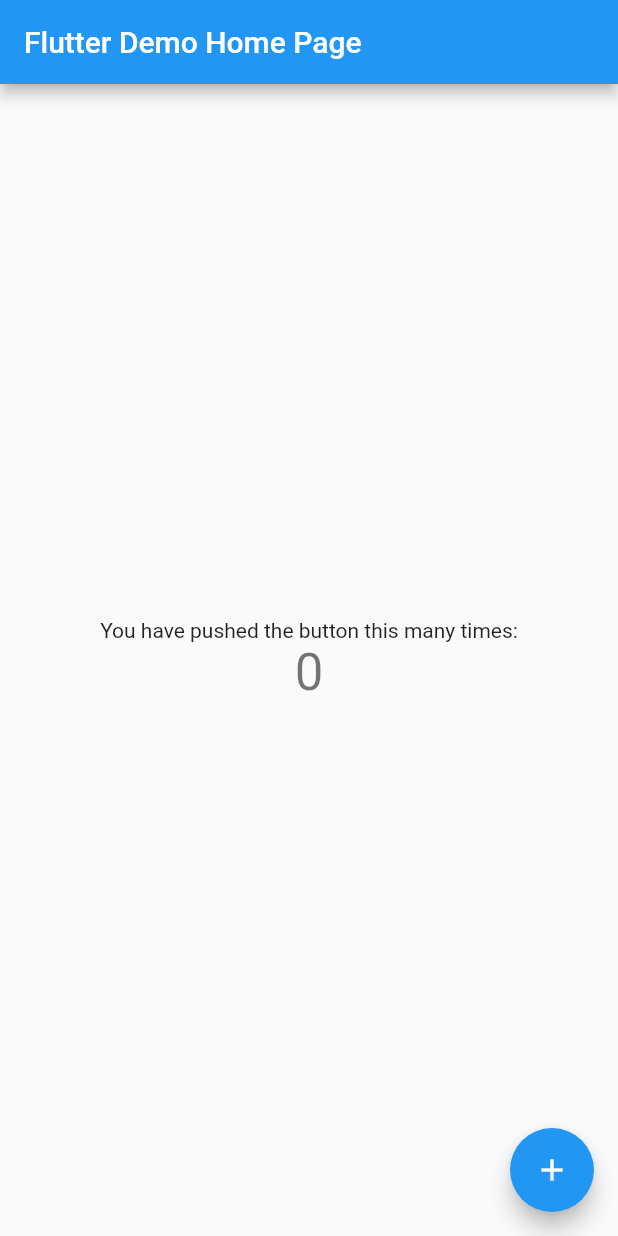
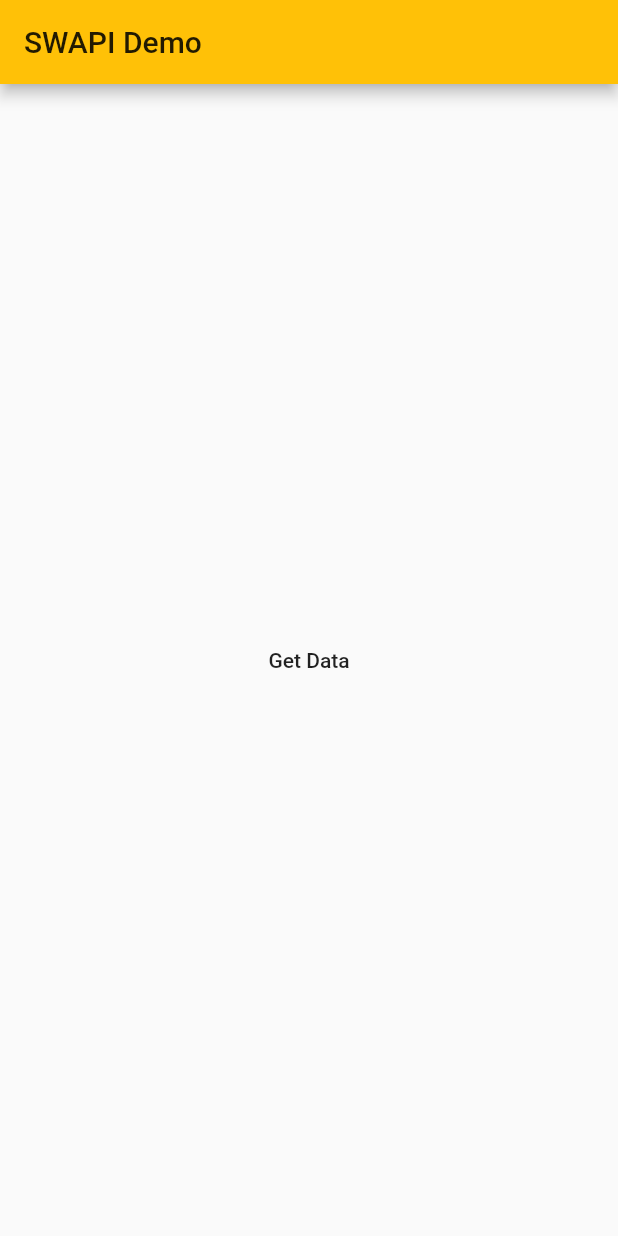
Before and after one commit to andvarp/flutter_swapi_sample, a Flutter app: the screen it shows after launch, on a phone screen of 412 x 824 dp. Run offline on Flutter 3.47's test engine with Material 2 defaults, Android fonts, the phone set to English and light mode, and no system bars; our stand-ins replace get_it.

Commit message:
Adding service Get data after pressing button

```diff
--- /dev/null
+++ b/lib/core/models/api_categories.dart
@@ -0,0 +1,17 @@
+class ApiCategories {
+  Map<String, dynamic> categoriesMap = {};
+
+  ApiCategories({this.categoriesMap});
+
+  ApiCategories.fromJson(Map<String, dynamic> json) {
+    categoriesMap = json;
+  }
+
+  Map<String, dynamic> toJson() {
+    return categoriesMap;
+  }
+
+  bool get hasData {
+    return (categoriesMap?.length ?? 0) > 0;
+  }
+}
--- /dev/null
+++ b/lib/core/services/swapi.dart
@@ -0,0 +1,13 @@
+import 'dart:convert';
+import 'package:flutter_swapi_sample/core/models/api_categories.dart';
+import 'package:http/http.dart' as http;
+
+class Swapi {
+  static const endpoint = 'https://swapi.co/api/';
+  var client = new http.Client();
+
+  Future<ApiCategories> getApiCategory() async {
+    var response = await client.get(endpoint);
+    return ApiCategories.fromJson(json.decode(response.body));
+  }
+}
--- /dev/null
+++ b/lib/core/services/swapi_service.dart
@@ -0,0 +1,15 @@
+import 'package:flutter_swapi_sample/core/models/api_categories.dart';
+import 'package:flutter_swapi_sample/locator.dart';
+import 'package:flutter_swapi_sample/core/services/swapi.dart';
+
+class SwapiService {
+  Swapi _swapi = locator<Swapi>();
+
+  ApiCategories _apiCategories;
+  ApiCategories get apiCategories => _apiCategories;
+
+  Future<bool> getData() async {
+    _apiCategories = await _swapi.getApiCategory();
+    return _apiCategories.hasData;
+  }
+}
--- /dev/null
+++ b/lib/core/viewmodels/home_model.dart
@@ -0,0 +1,27 @@
+import 'package:flutter/foundation.dart';
+import 'package:flutter_swapi_sample/core/models/api_categories.dart';
+import 'package:flutter_swapi_sample/core/services/swapi_service.dart';
+import 'package:flutter_swapi_sample/locator.dart';
+
+enum ViewState { Idle, Busy }
+
+class HomeModel extends ChangeNotifier {
+  final SwapiService _swapiService = locator<SwapiService>();
+
+  ViewState _state = ViewState.Idle;
+  ViewState get state => _state;
+
+  ApiCategories get apiCategories => _swapiService.apiCategories;
+
+  void setState(ViewState viewState) {
+    _state = viewState;
+    notifyListeners();
+  }
+
+  Future<bool> getData() async {
+    setState(ViewState.Busy);
+    var success = await _swapiService.getData();
+    setState(ViewState.Idle);
+    return success;
+  }
+}
--- /dev/null
+++ b/lib/locator.dart
@@ -0,0 +1,13 @@
+import 'package:flutter_swapi_sample/core/services/swapi.dart';
+import 'package:flutter_swapi_sample/core/services/swapi_service.dart';
+import 'package:get_it/get_it.dart';
+import 'package:flutter_swapi_sample/core/viewmodels/home_model.dart';
+
+GetIt locator = GetIt.instance;
+
+void setupLocator() {
+  locator.registerLazySingleton(() => SwapiService());
+  locator.registerLazySingleton(() => Swapi());
+
+  locator.registerLazySingleton(() => HomeModel());
+}
--- a/lib/main.dart
+++ b/lib/main.dart
@@ -1,111 +1,20 @@
 import 'package:flutter/material.dart';
+import 'package:flutter_swapi_sample/ui/router.dart';
+import 'package:flutter_swapi_sample/locator.dart';
 
-void main() => runApp(MyApp());
+void main() {
+  setupLocator();
+  runApp(MyApp());
+}
 
 class MyApp extends StatelessWidget {
-  // This widget is the root of your application.
   @override
   Widget build(BuildContext context) {
     return MaterialApp(
-      title: 'Flutter Demo',
-      theme: ThemeData(
-        // This is the theme of your application.
-        //
-        // Try running your application with "flutter run". You'll see the
-        // application has a blue toolbar. Then, without quitting the app, try
-        // changing the primarySwatch below to Colors.green and then invoke
-        // "hot reload" (press "r" in the console where you ran "flutter run",
-        // or simply save your changes to "hot reload" in a Flutter IDE).
-        // Notice that the counter didn't reset back to zero; the application
-        // is not restarted.
-        primarySwatch: Colors.blue,
-      ),
-      home: MyHomePage(title: 'Flutter Demo Home Page'),
+      title: 'SWAPI Demo',
+      theme: ThemeData(primarySwatch: Colors.amber),
+      initialRoute: initialRoute,
+      onGenerateRoute: Router.generateRoute,
     );
   }
 }
-
-class MyHomePage extends StatefulWidget {
-  MyHomePage({Key key, this.title}) : super(key: key);
-
-  // This widget is the home page of your application. It is stateful, meaning
-  // that it has a State object (defined below) that contains fields that affect
-  // how it looks.
-
-  // This class is the configuration for the state. It holds the values (in this
-  // case the title) provided by the parent (in this case the App widget) and
-  // used by the build method of the State. Fields in a Widget subclass are
-  // always marked "final".
-
-  final String title;
-
-  @override
-  _MyHomePageState createState() => _MyHomePageState();
-}
-
-class _MyHomePageState extends State<MyHomePage> {
-  int _counter = 0;
-
-  void _incrementCounter() {
-    setState(() {
-      // This call to setState tells the Flutter framework that something has
-      // changed in this State, which causes it to rerun the build method below
-      // so that the display can reflect the updated values. If we changed
-      // _counter without calling setState(), then the build method would not be
-      // called again, and so nothing would appear to happen.
-      _counter++;
-    });
-  }
-
-  @override
-  Widget build(BuildContext context) {
-    // This method is rerun every time setState is called, for instance as done
-    // by the _incrementCounter method above.
-    //
-    // The Flutter framework has been optimized to make rerunning build methods
-    // fast, so that you can just rebuild anything that needs updating rather
-    // than having to individually change instances of widgets.
-    return Scaffold(
-      appBar: AppBar(
-        // Here we take the value from the MyHomePage object that was created by
-        // the App.build method, and use it to set our appbar title.
-        title: Text(widget.title),
-      ),
-      body: Center(
-        // Center is a layout widget. It takes a single child and positions it
-        // in the middle of the parent.
-        child: Column(
-          // Column is also a layout widget. It takes a list of children and
-          // arranges them vertically. By default, it sizes itself to fit its
-          // children horizontally, and tries to be as tall as its parent.
-          //
-          // Invoke "debug painting" (press "p" in the console, choose the
-          // "Toggle Debug Paint" action from the Flutter Inspector in Android
-          // Studio, or the "Toggle Debug Paint" command in Visual Studio Code)
-          // to see the wireframe for each widget.
-          //
-          // Column has various properties to control how it sizes itself and
-          // how it positions its children. Here we use mainAxisAlignment to
-          // center the children vertically; the main axis here is the vertical
-          // axis because Columns are vertical (the cross axis would be
-          // horizontal).
-          mainAxisAlignment: MainAxisAlignment.center,
-          children: <Widget>[
-            Text(
-              'You have pushed the button this many times:',
-            ),
-            Text(
-              '$_counter',
-              style: Theme.of(context).textTheme.display1,
-            ),
-          ],
-        ),
-      ),
-      floatingActionButton: FloatingActionButton(
-        onPressed: _incrementCounter,
-        tooltip: 'Increment',
-        child: Icon(Icons.add),
-      ), // This trailing comma makes auto-formatting nicer for build methods.
-    );
-  }
-}
--- /dev/null
+++ b/lib/ui/router.dart
@@ -0,0 +1,18 @@
+import 'package:flutter/material.dart';
+import 'package:flutter/widgets.dart';
+import 'package:flutter_swapi_sample/ui/views/home_view.dart';
+import 'package:flutter_swapi_sample/ui/views/default_view.dart';
+
+const String initialRoute = "home";
+
+class Router {
+  static Route<dynamic> generateRoute(RouteSettings settings) {
+    switch (settings.name) {
+      case 'home':
+        return MaterialPageRoute(builder: (_) => HomeView());
+      default:
+        return MaterialPageRoute(
+            builder: (_) => DefaultView(settings: settings));
+    }
+  }
+}
--- /dev/null
+++ b/lib/ui/views/home_view.dart
@@ -0,0 +1,50 @@
+import 'package:flutter/material.dart';
+import 'package:flutter_swapi_sample/core/viewmodels/home_model.dart';
+import 'package:flutter_swapi_sample/locator.dart';
+import 'package:provider/provider.dart';
+
+class HomeView extends StatefulWidget {
+  @override
+  _HomeViewState createState() => _HomeViewState();
+}
+
+class _HomeViewState extends State<HomeView> {
+  final String title = 'SWAPI Demo';
+
+  Widget renderCards(model) {
+    bool hasData = model?.apiCategories?.hasData ?? false;
+
+    return Center(
+      child: Column(
+        mainAxisAlignment: MainAxisAlignment.center,
+        children: <Widget>[
+          hasData
+              ? Text(
+                  'got data ${model.apiCategories.categoriesMap}',
+                )
+              : model.state == ViewState.Idle
+                  ? FlatButton(
+                      child: Text('Get Data'),
+                      onPressed: () => model.getData(),
+                    )
+                  : CircularProgressIndicator(),
+        ],
+      ),
+    );
+  }
+
+  @override
+  Widget build(BuildContext context) {
+    return ChangeNotifierProvider(
+      builder: (context) => locator<HomeModel>(),
+      child: Consumer<HomeModel>(builder: (context, model, child) {
+        return Scaffold(
+          appBar: AppBar(
+            title: Text(title),
+          ),
+          body: renderCards(model),
+        );
+      }),
+    );
+  }
+}
--- a/pubspec.yaml
+++ b/pubspec.yaml
@@ -23,6 +23,10 @@ dependencies:
   # The following adds the Cupertino Icons font to your application.
   # Use with the CupertinoIcons class for iOS style icons.
   cupertino_icons: ^0.1.2
+  get_it:
+  provider: ^2.0.1
+  http: ^0.12.0+2
+
 
 dev_dependencies:
   flutter_test:
```
Also changed, not shown: lib/ui/views/default_view.dart (added, +21 -0 lines), pubspec.lock, 1 other file.
